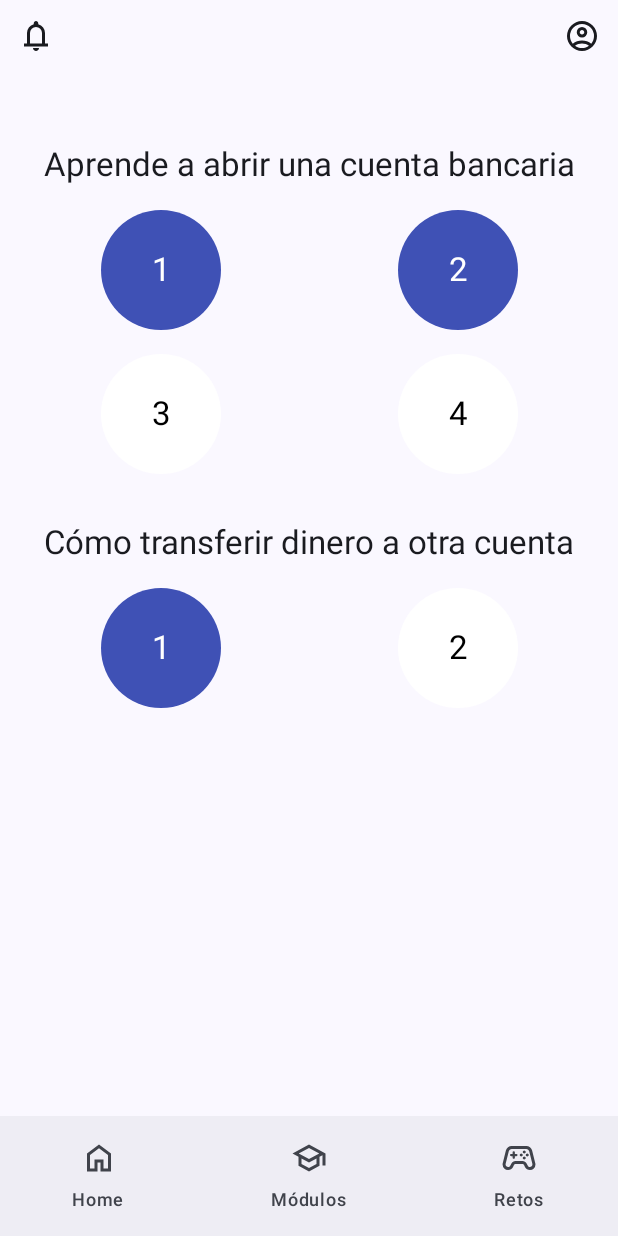
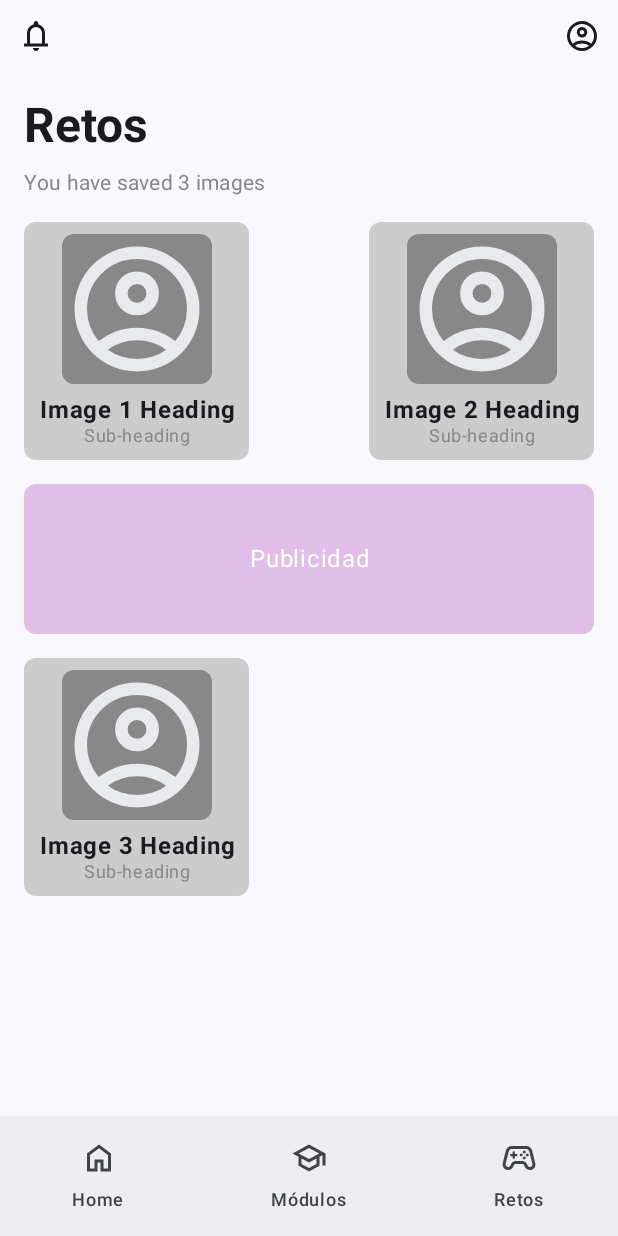
Before and after one commit to bnhdez/WalletWise, an Android app built with Jetpack Compose: the screen it shows after launch (MainActivity), item 3 of the bottom bar chosen, on a phone screen of 412 x 824 dp. Run offline under Robolectric (Android 15) with nearby library versions, the phone set to English and light mode, and no system bars; pictures from the network do not load.

Commit message:
pantalla retos

```diff
--- a/app/src/main/java/com/example/walletwise/ui/MainActivity.kt
+++ b/app/src/main/java/com/example/walletwise/ui/MainActivity.kt
@@ -16,6 +16,7 @@ import androidx.navigation.compose.rememberNavController
 import com.example.walletwise.R
 import com.example.walletwise.ui.screens.HomeScreen
 import com.example.walletwise.ui.screens.ModulesScreen
+import com.example.walletwise.ui.screens.ChallengesScreen
 import com.example.walletwise.ui.theme.WalletWiseTheme
 
 class MainActivity : ComponentActivity() {
@@ -42,6 +43,7 @@ fun MainScreen(navController: NavHostController) {
         ) {
             composable("home") { HomeScreen(navController) }
             composable("modules") { ModulesScreen() }
+            composable("challenges") { ChallengesScreen() }
         }
     }
 }
@@ -65,7 +67,7 @@ fun BottomNavigationBar(navController: NavHostController) {
             icon = { Icon(painterResource(id = R.drawable.ic_challenges), contentDescription = "Retos") },
             label = { Text("Retos") },
             selected = false,
-            onClick = { /* Acción para Retos */ }
+            onClick = { navController.navigate("challenges") }
         )
     }
 }
--- /dev/null
+++ b/app/src/main/java/com/example/walletwise/ui/screens/ChallengesScreen.kt
@@ -0,0 +1,101 @@
+package com.example.walletwise.ui.screens
+
+import androidx.compose.foundation.Image
+import androidx.compose.foundation.background
+import androidx.compose.foundation.layout.*
+import androidx.compose.foundation.shape.RoundedCornerShape
+import androidx.compose.material3.*
+import androidx.compose.runtime.Composable
+import androidx.compose.ui.Alignment
+import androidx.compose.ui.Modifier
+import androidx.compose.ui.graphics.Color
+import androidx.compose.ui.res.painterResource
+import androidx.compose.ui.text.font.FontWeight
+import androidx.compose.ui.text.style.TextAlign
+import androidx.compose.ui.unit.dp
+import com.example.walletwise.R
+import com.example.walletwise.ui.Header
+
+@Composable
+fun ChallengesScreen() {
+    Scaffold(
+        topBar = { Header() }
+    ) { padding ->
+        Column(
+            modifier = Modifier
+                .fillMaxSize()
+                .padding(padding)
+                .padding(horizontal = 16.dp)
+        ) {
+            Text(
+                text = "Retos",
+                style = MaterialTheme.typography.headlineLarge.copy(fontWeight = FontWeight.Bold),
+                modifier = Modifier.padding(top = 16.dp, bottom = 8.dp)
+            )
+            Text(
+                text = "You have saved 3 images",
+                style = MaterialTheme.typography.bodyMedium,
+                color = Color.Gray
+            )
+            Spacer(modifier = Modifier.height(16.dp))
+
+            // Row for the first two images
+            Row(
+                modifier = Modifier.fillMaxWidth(),
+                horizontalArrangement = Arrangement.SpaceBetween
+            ) {
+                ChallengeImageCard(title = "Image 1 Heading", subtitle = "Sub-heading")
+                ChallengeImageCard(title = "Image 2 Heading", subtitle = "Sub-heading")
+            }
+
+            Spacer(modifier = Modifier.height(16.dp))
+
+            // Publicidad section
+            Box(
+                modifier = Modifier
+                    .fillMaxWidth()
+                    .height(100.dp)
+                    .background(Color(0xFFE1BEE7), shape = RoundedCornerShape(8.dp)),
+                contentAlignment = Alignment.Center
+            ) {
+                Text("Publicidad", textAlign = TextAlign.Center, color = Color.White)
+            }
+
+            Spacer(modifier = Modifier.height(16.dp))
+
+            // Third image card
+            ChallengeImageCard(title = "Image 3 Heading", subtitle = "Sub-heading")
+        }
+    }
+}
+
+@Composable
+fun ChallengeImageCard(title: String, subtitle: String) {
+    Column(
+        modifier = Modifier
+            .width(150.dp)
+            .background(Color.LightGray, shape = RoundedCornerShape(8.dp))
+            .padding(8.dp),
+        horizontalAlignment = Alignment.CenterHorizontally
+    ) {
+        Image(
+            painter = painterResource(id = R.drawable.ic_profile), // Puedes cambiar esto por la imagen que desees
+            contentDescription = null,
+            modifier = Modifier
+                .size(100.dp)
+                .background(Color.Gray, shape = RoundedCornerShape(8.dp))
+        )
+        Spacer(modifier = Modifier.height(8.dp))
+        Text(
+            text = title,
+            style = MaterialTheme.typography.bodyLarge.copy(fontWeight = FontWeight.Bold),
+            textAlign = TextAlign.Center
+        )
+        Text(
+            text = subtitle,
+            style = MaterialTheme.typography.bodySmall,
+            color = Color.Gray,
+            textAlign = TextAlign.Center
+        )
+    }
+}
```
